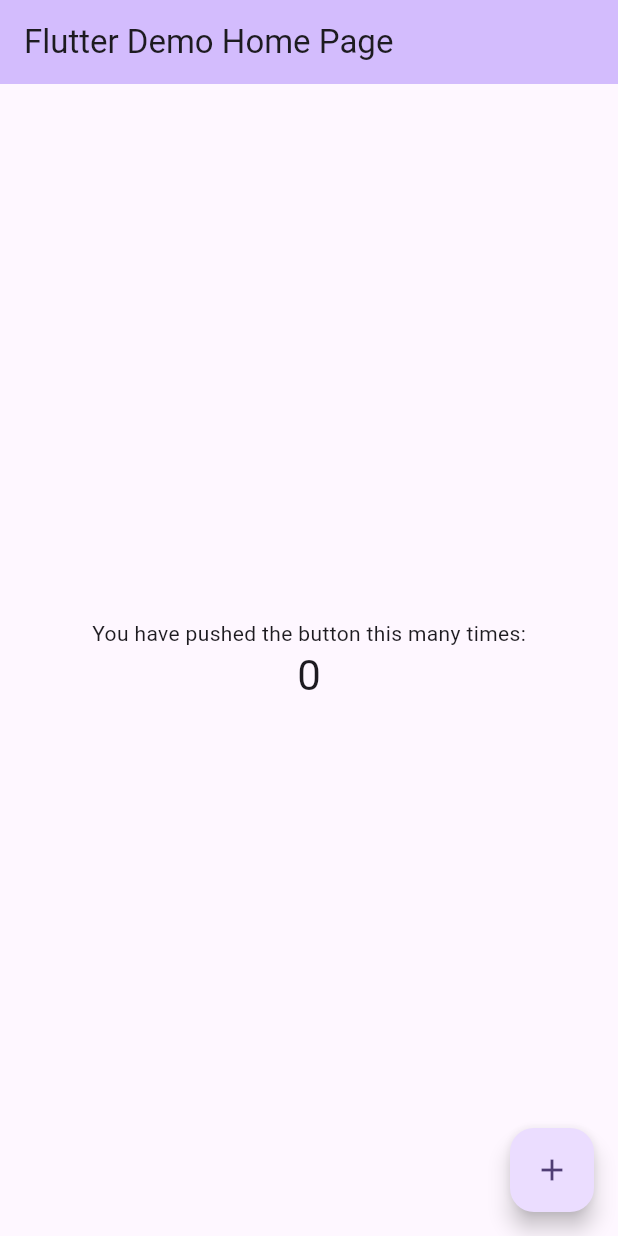
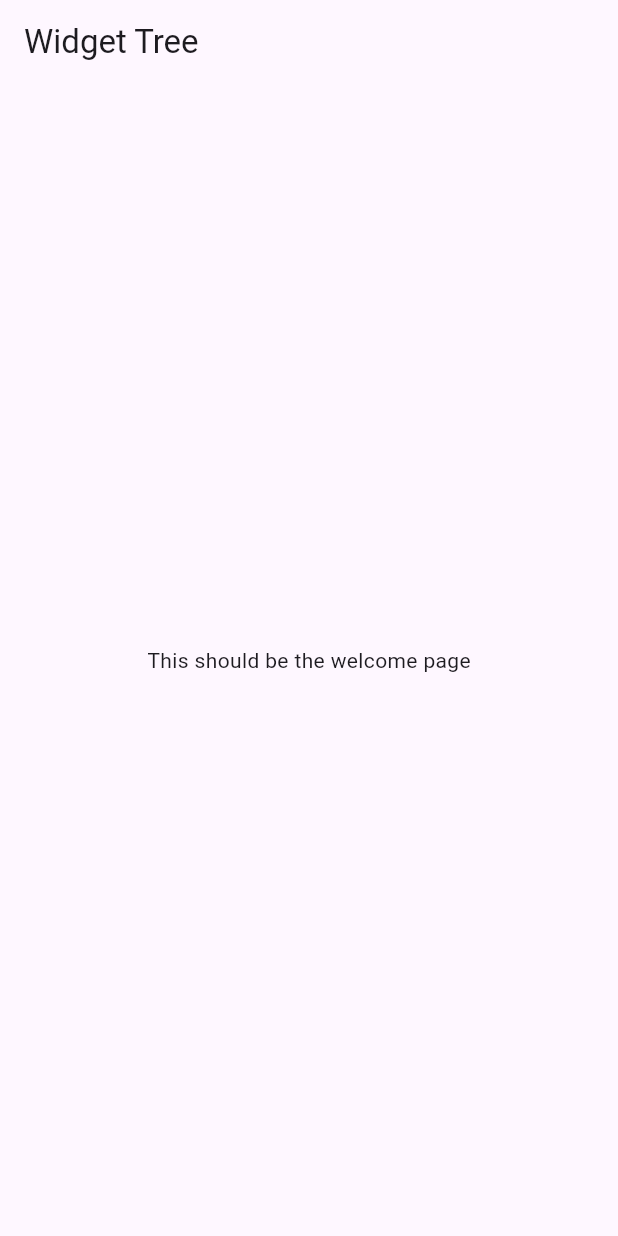
Before and after one commit to AhmedHanyMohammed/Beats, a Flutter app: the screen it shows after launch, on a phone screen of 412 x 824 dp. Run offline on Flutter 3.47's test engine with Material 3 defaults, Android fonts, the phone set to English and light mode, and no system bars.

Commit message:
assigning the app pages

```diff
--- a/lib/main.dart
+++ b/lib/main.dart
@@ -1,4 +1,5 @@
 import 'package:flutter/material.dart';
+import 'package:beats/pages/widget_tree.dart';
 
 void main() {
   runApp(const MyApp());
@@ -7,27 +8,11 @@ void main() {
 class MyApp extends StatelessWidget {
   const MyApp({super.key});
 
-  // This widget is the root of your application.
   @override
   Widget build(BuildContext context) {
     return MaterialApp(
       title: 'Flutter Demo',
       theme: ThemeData(
-        // This is the theme of your application.
-        //
-        // TRY THIS: Try running your application with "flutter run". You'll see
-        // the application has a purple toolbar. Then, without quitting the app,
-        // try changing the seedColor in the colorScheme below to Colors.green
-        // and then invoke "hot reload" (save your changes or press the "hot
-        // reload" button in a Flutter-supported IDE, or press "r" if you used
-        // the command line to start the app).
-        //
-        // Notice that the counter didn't reset back to zero; the application
-        // state is not lost during the reload. To reset the state, use hot
-        // restart instead.
-        //
-        // This works for code too, not just values: Most code changes can be
-        // tested with just a hot reload.
         colorScheme: ColorScheme.fromSeed(seedColor: Colors.deepPurple),
       ),
       home: const MyHomePage(title: 'Flutter Demo Home Page'),
@@ -35,88 +20,13 @@ class MyApp extends StatelessWidget {
   }
 }
 
-class MyHomePage extends StatefulWidget {
+class MyHomePage extends StatelessWidget {
   const MyHomePage({super.key, required this.title});
-
-  // This widget is the home page of your application. It is stateful, meaning
-  // that it has a State object (defined below) that contains fields that affect
-  // how it looks.
-
-  // This class is the configuration for the state. It holds the values (in this
-  // case the title) provided by the parent (in this case the App widget) and
-  // used by the build method of the State. Fields in a Widget subclass are
-  // always marked "final".
 
   final String title;
 
   @override
-  State<MyHomePage> createState() => _MyHomePageState();
-}
-
-class _MyHomePageState extends State<MyHomePage> {
-  int _counter = 0;
-
-  void _incrementCounter() {
-    setState(() {
-      // This call to setState tells the Flutter framework that something has
-      // changed in this State, which causes it to rerun the build method below
-      // so that the display can reflect the updated values. If we changed
-      // _counter without calling setState(), then the build method would not be
-      // called again, and so nothing would appear to happen.
-      _counter++;
-    });
-  }
-
-  @override
   Widget build(BuildContext context) {
-    // This method is rerun every time setState is called, for instance as done
-    // by the _incrementCounter method above.
-    //
-    // The Flutter framework has been optimized to make rerunning build methods
-    // fast, so that you can just rebuild anything that needs updating rather
-    // than having to individually change instances of widgets.
-    return Scaffold(
-      appBar: AppBar(
-        // TRY THIS: Try changing the color here to a specific color (to
-        // Colors.amber, perhaps?) and trigger a hot reload to see the AppBar
-        // change color while the other colors stay the same.
-        backgroundColor: Theme.of(context).colorScheme.inversePrimary,
-        // Here we take the value from the MyHomePage object that was created by
-        // the App.build method, and use it to set our appbar title.
-        title: Text(widget.title),
-      ),
-      body: Center(
-        // Center is a layout widget. It takes a single child and positions it
-        // in the middle of the parent.
-        child: Column(
-          // Column is also a layout widget. It takes a list of children and
-          // arranges them vertically. By default, it sizes itself to fit its
-          // children horizontally, and tries to be as tall as its parent.
-          //
-          // Column has various properties to control how it sizes itself and
-          // how it positions its children. Here we use mainAxisAlignment to
-          // center the children vertically; the main axis here is the vertical
-          // axis because Columns are vertical (the cross axis would be
-          // horizontal).
-          //
-          // TRY THIS: Invoke "debug painting" (choose the "Toggle Debug Paint"
-          // action in the IDE, or press "p" in the console), to see the
-          // wireframe for each widget.
-          mainAxisAlignment: MainAxisAlignment.center,
-          children: <Widget>[
-            const Text('You have pushed the button this many times:'),
-            Text(
-              '$_counter',
-              style: Theme.of(context).textTheme.headlineMedium,
-            ),
-          ],
-        ),
-      ),
-      floatingActionButton: FloatingActionButton(
-        onPressed: _incrementCounter,
-        tooltip: 'Increment',
-        child: const Icon(Icons.add),
-      ), // This trailing comma makes auto-formatting nicer for build methods.
-    );
+    return WidgetTree();
   }
 }
--- /dev/null
+++ b/lib/pages/widget_tree.dart
@@ -0,0 +1,22 @@
+import 'package:flutter/material.dart';
+
+class WidgetTree extends StatefulWidget {
+  const WidgetTree({super.key});
+
+  @override
+  State<WidgetTree> createState() => _WidgetTreeState();
+}
+
+class _WidgetTreeState extends State<WidgetTree> {
+  @override
+  Widget build(BuildContext context) {
+    return Scaffold(
+      appBar: AppBar(
+        title: const Text('Widget Tree'),
+      ),
+      body: const Center(
+        child: Text('This should be the welcome page'),
+      ),
+    );
+  }
+}
```
Also changed, not shown: pubspec.yaml (+35 -9 lines), assets/icons/Logo icon.png (added), assets/icons/Logo.png (added), lib/pages/forgot_password.dart (added), lib/pages/home.dart (added), lib/pages/login.dart (added), lib/pages/register.dart (added), lib/pages/welcome.dart (added), pubspec.lock, 31 other files.
